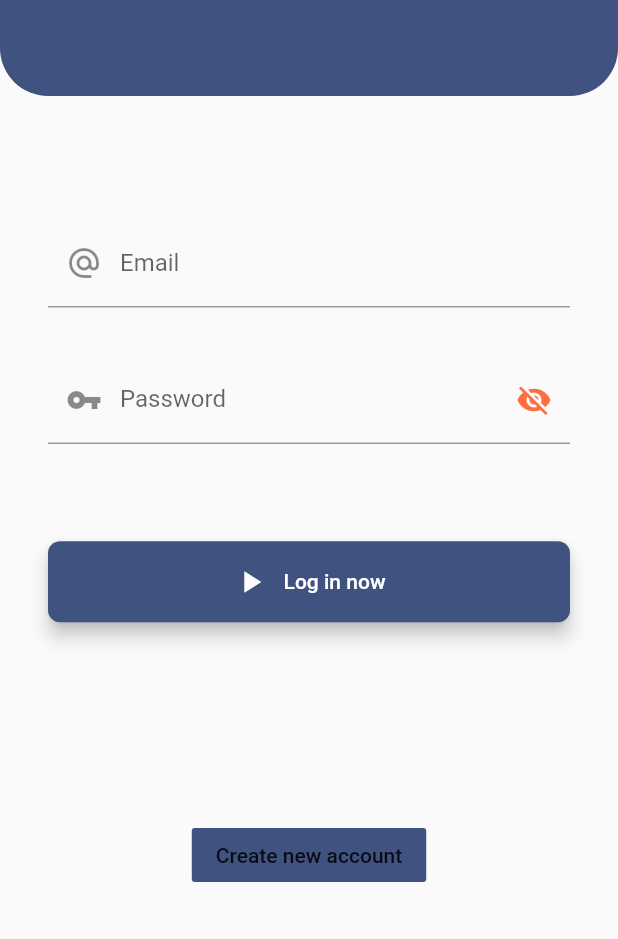
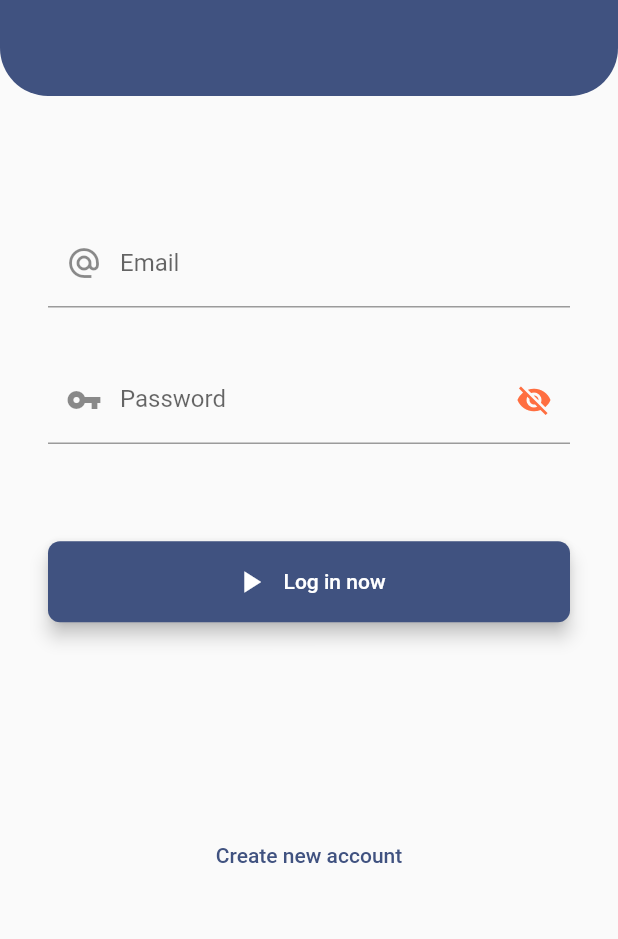
Before and after one commit to lurahealth/ble_client_app, a Flutter app: the screen it shows after launch, on a phone screen of 412 x 824 dp, the part 297-1236 px from its top. Run offline on Flutter 3.47's test engine with Material 2 defaults, Android fonts, the phone set to English and light mode, and no system bars; our stand-ins replace dio, email_validator, flutter_blue, flutter_secure_storage, permission_handler, sqflite and 1 more; missing offline and left inert: amazon_cognito_identity_dart_2, auto_orientation; accounts and stored records are empty.

Commit message:
formatting new user button in login screen

```diff
--- a/lib/screens/LoginScreen.dart
+++ b/lib/screens/LoginScreen.dart
@@ -95,9 +95,8 @@ class LoginWidget extends StatelessWidget {
     );
 
     final newAccountButton = FlatButton(
-      color: LURA_BLUE,
       onPressed: () => Navigator.pushNamed(context, NEW_USER_SCREEN),
-      child: new Text(NEW_USER_BUTTON_TEXT),
+      child: new Text(NEW_USER_BUTTON_TEXT, style: LURA_BLUE_TEXT,),
     );
 
     return Scaffold(
```
